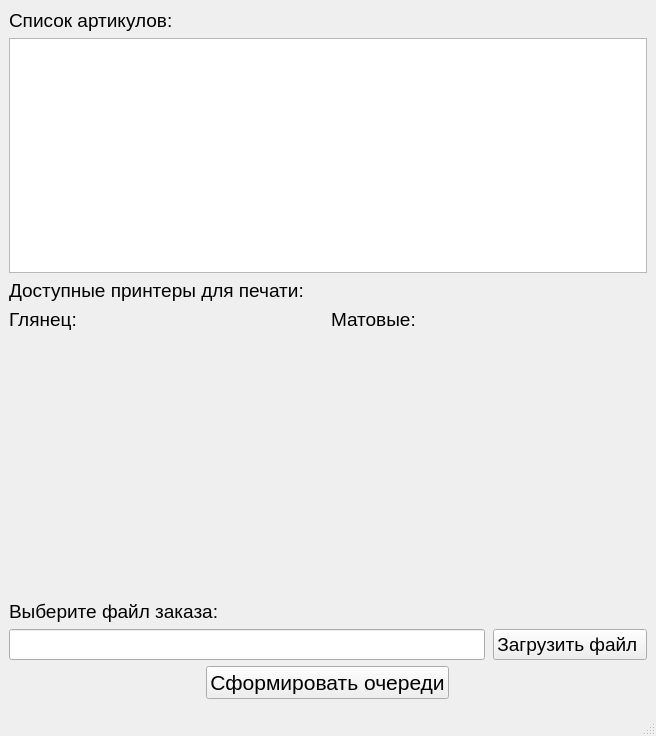
MikhailFrushkin/posters, file Printers.ui: the form before one commit.
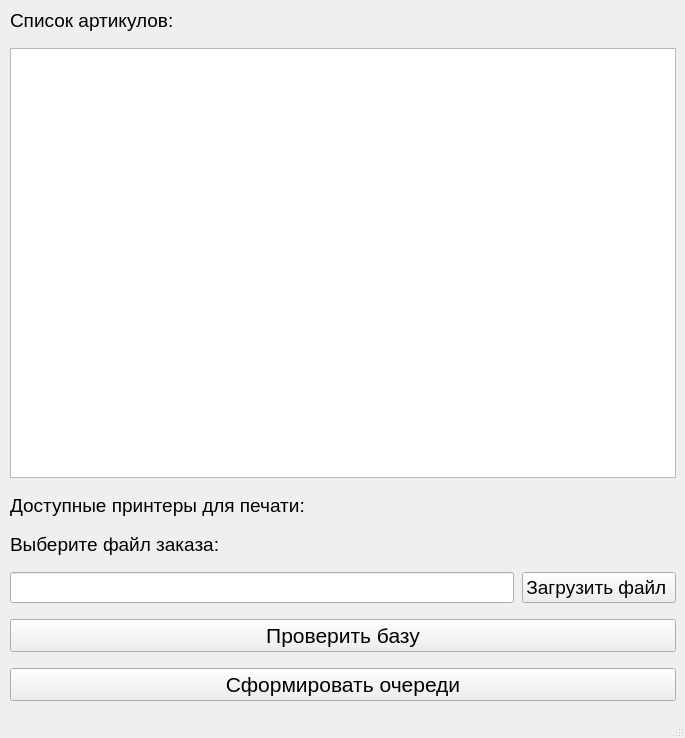
The form after the commit.

Commit message: Прогресс быры на поиск и соединение артикулов, и кнопка к ним

```diff
--- a/Printers.ui
+++ b/Printers.ui
@@ -6,8 +6,8 @@
    <rect>
     <x>0</x>
     <y>0</y>
-    <width>656</width>
-    <height>736</height>
+    <width>685</width>
+    <height>738</height>
    </rect>
   </property>
   <property name="font">
@@ -20,6 +20,12 @@
   </property>
   <widget class="QWidget" name="centralwidget">
    <layout class="QVBoxLayout" name="verticalLayout_3">
+    <property name="spacing">
+     <number>16</number>
+    </property>
+    <property name="leftMargin">
+     <number>10</number>
+    </property>
     <item>
      <layout class="QVBoxLayout" name="verticalLayout_2">
       <item>
@@ -31,6 +37,12 @@
       </item>
       <item>
        <widget class="QListView" name="listView">
+        <property name="minimumSize">
+         <size>
+          <width>8</width>
+          <height>0</height>
+         </size>
+        </property>
         <property name="font">
          <font>
           <pointsize>14</pointsize>
@@ -56,37 +68,6 @@
       </item>
      </layout>
     </item>
-    <item>
-     <layout class="QHBoxLayout" name="horizontalLayout">
-      <item>
-       <widget class="QLabel" name="label_4">
-        <property name="text">
-         <string>Глянец:</string>
-        </property>
-       </widget>
-      </item>
-      <item>
-       <widget class="QLabel" name="label_5">
-        <property name="text">
-         <string>Матовые:</string>
-        </property>
-       </widget>
-      </item>
-     </layout>
-    </item>
-    <item>
-     <spacer name="verticalSpacer">
-      <property name="orientation">
-       <enum>Qt::Vertical</enum>
-      </property>
-      <property name="sizeHint" stdset="0">
-       <size>
-        <width>17</width>
-        <height>169</height>
-       </size>
-      </property>
-     </spacer>
-    </item>
     <item>
      <layout class="QGridLayout" name="gridLayout">
       <property name="horizontalSpacing">
@@ -146,35 +127,28 @@
      </layout>
     </item>
     <item>
-     <layout class="QFormLayout" name="formLayout">
-      <property name="fieldGrowthPolicy">
-       <enum>QFormLayout::FieldsStayAtSizeHint</enum>
+     <widget class="QPushButton" name="pushButton_3">
+      <property name="font">
+       <font>
+        <pointsize>16</pointsize>
+       </font>
       </property>
-      <property name="labelAlignment">
-       <set>Qt::AlignLeading|Qt::AlignLeft|Qt::AlignVCenter</set>
+      <property name="text">
+       <string>Проверить базу</string>
       </property>
-      <property name="formAlignment">
-       <set>Qt::AlignHCenter|Qt::AlignTop</set>
+     </widget>
+    </item>
+    <item>
+     <widget class="QPushButton" name="pushButton_2">
+      <property name="font">
+       <font>
+        <pointsize>16</pointsize>
+       </font>
       </property>
-      <property name="horizontalSpacing">
-       <number>6</number>
+      <property name="text">
+       <string>Сформировать очереди</string>
       </property>
-      <property name="verticalSpacing">
-       <number>6</number>
-      </property>
-      <item row="1" column="0">
-       <widget class="QPushButton" name="pushButton_2">
-        <property name="font">
-         <font>
-          <pointsize>16</pointsize>
-         </font>
-        </property>
-        <property name="text">
-         <string>Сформировать очереди</string>
-        </property>
-       </widget>
-      </item>
-     </layout>
+     </widget>
     </item>
    </layout>
   </widget>
```
Left out of the diff: 8 changed lines with no effect on the pictures. The commit also changes 5 other files.
